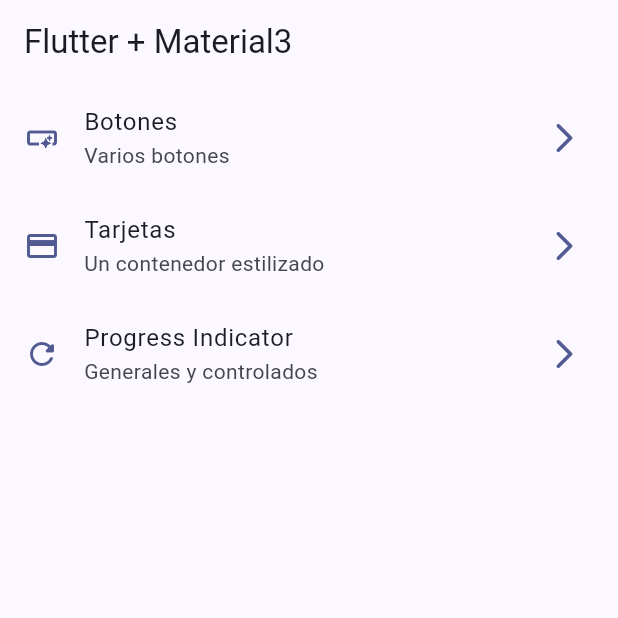
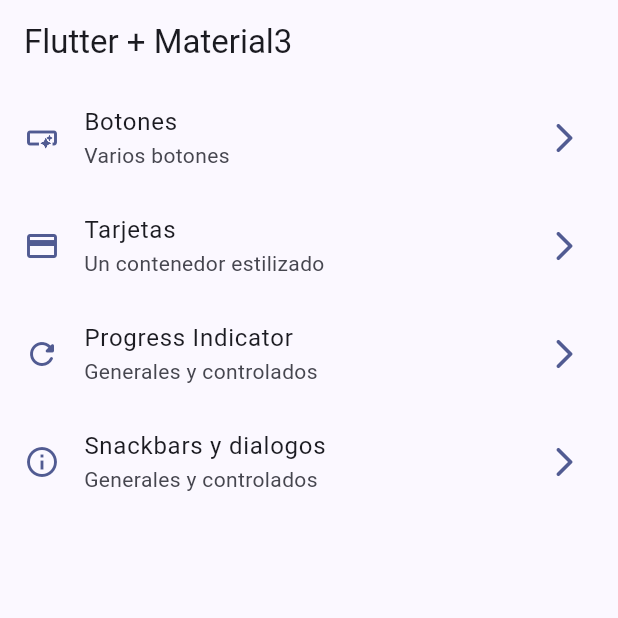
Before and after one commit to frddy3e/flutter_widgets, a Flutter app: the screen it shows after launch, on a phone screen of 412 x 824 dp, the top half of it. Run offline on Flutter 3.47's test engine with Material 3 defaults, Android fonts, the phone set to English and light mode, and no system bars; our stand-ins replace go_router.

Commit message:
snacbars y dialogs completo

```diff
--- a/lib/config/menu/menu_item.dart
+++ b/lib/config/menu/menu_item.dart
@@ -30,4 +30,9 @@ const appMenuItems = <MenuItem>[
       subTitle: "Generales y controlados",
       link: "/progress",
       icon: Icons.refresh_rounded),
+  MenuItem(
+      title: "Snackbars y dialogos",
+      subTitle: "Generales y controlados",
+      link: "/snackbars",
+      icon: Icons.info_outline),
 ];
--- a/lib/config/router/app_router.dart
+++ b/lib/config/router/app_router.dart
@@ -18,4 +18,8 @@ final appRouter = GoRouter(initialLocation: '/', routes: [
       name: ProgressScreen.name,
       path: '/progress',
       builder: (context, state) => const ProgressScreen()),
+  GoRoute(
+      name: SnackbarScreen.name,
+      path: '/snackbars',
+      builder: (context, state) => const SnackbarScreen()),
 ]);
--- a/lib/main.dart
+++ b/lib/main.dart
@@ -12,6 +12,7 @@ class MainApp extends StatelessWidget {
   @override
   Widget build(BuildContext context) {
     return MaterialApp.router(
+      title: 'My widgets',
       routerConfig: appRouter,
       debugShowCheckedModeBanner: false,
       theme: AppTheme(selectedColor: 9).getTheme(),
```
Also changed, not shown: lib/presentation/screens/snackbar/snackbar_screen.dart (+55 -1 lines).
